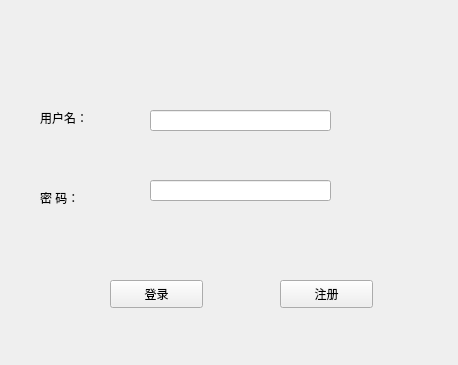
This is OutTime/login.ui in agilelike/OurTime as Qt 5 draws it before an edit. The edited form follows.
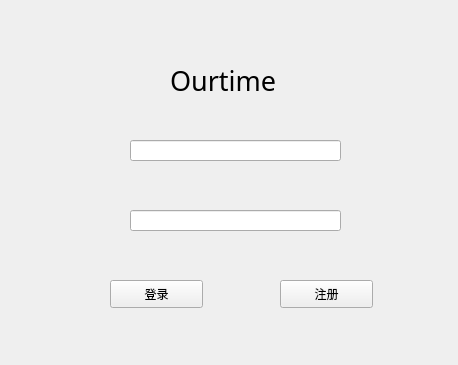
This is the edited form. Icons and pictures are not drawn.

Patch:
```diff
--- a/OutTime/login.ui
+++ b/OutTime/login.ui
@@ -42,9 +42,9 @@
   <widget class="QLineEdit" name="lineEdit">
    <property name="geometry">
     <rect>
-     <x>150</x>
-     <y>110</y>
-     <width>181</width>
+     <x>130</x>
+     <y>140</y>
+     <width>211</width>
      <height>21</height>
     </rect>
    </property>
@@ -52,9 +52,9 @@
   <widget class="QLineEdit" name="lineEdit_2">
    <property name="geometry">
     <rect>
-     <x>150</x>
-     <y>180</y>
-     <width>181</width>
+     <x>130</x>
+     <y>210</y>
+     <width>211</width>
      <height>21</height>
     </rect>
    </property>
@@ -62,27 +62,55 @@
   <widget class="QLabel" name="label">
    <property name="geometry">
     <rect>
-     <x>40</x>
-     <y>110</y>
+     <x>50</x>
+     <y>130</y>
      <width>72</width>
-     <height>15</height>
+     <height>41</height>
     </rect>
    </property>
+   <property name="styleSheet">
+    <string notr="true">border-image: url(:/login/account.png);</string>
+   </property>
    <property name="text">
-    <string>用户名：</string>
+    <string/>
    </property>
   </widget>
   <widget class="QLabel" name="label_2">
    <property name="geometry">
     <rect>
-     <x>40</x>
-     <y>190</y>
-     <width>72</width>
-     <height>15</height>
+     <x>60</x>
+     <y>200</y>
+     <width>51</width>
+     <height>41</height>
     </rect>
    </property>
+   <property name="styleSheet">
+    <string notr="true">border-image: url(:/login/password.png);</string>
+   </property>
    <property name="text">
-    <string>密 码：</string>
+    <string/>
+   </property>
+   <property name="pixmap">
+    <pixmap>:/login/用户图标.png</pixmap>
+   </property>
+  </widget>
+  <widget class="QLabel" name="label_3">
+   <property name="geometry">
+    <rect>
+     <x>170</x>
+     <y>60</y>
+     <width>151</width>
+     <height>41</height>
+    </rect>
+   </property>
+   <property name="font">
+    <font>
+     <family>Algerian</family>
+     <pointsize>20</pointsize>
+    </font>
+   </property>
+   <property name="text">
+    <string>Ourtime</string>
    </property>
   </widget>
  </widget>
```
